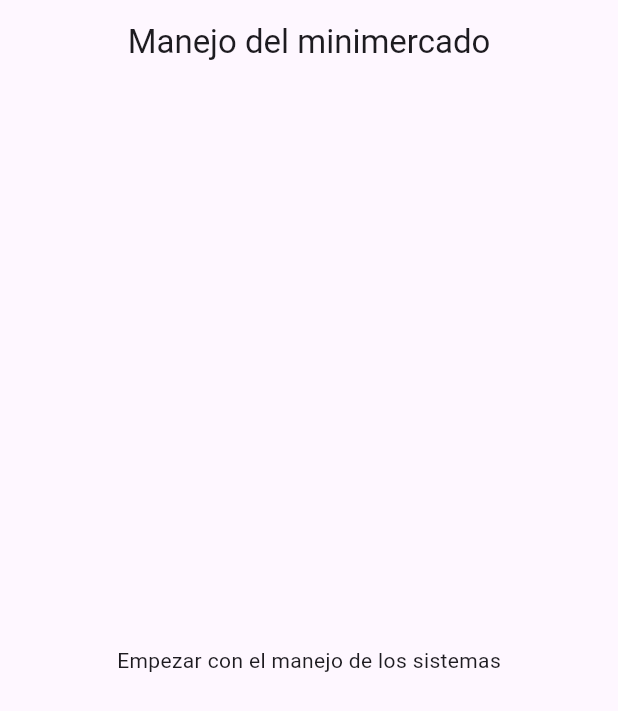
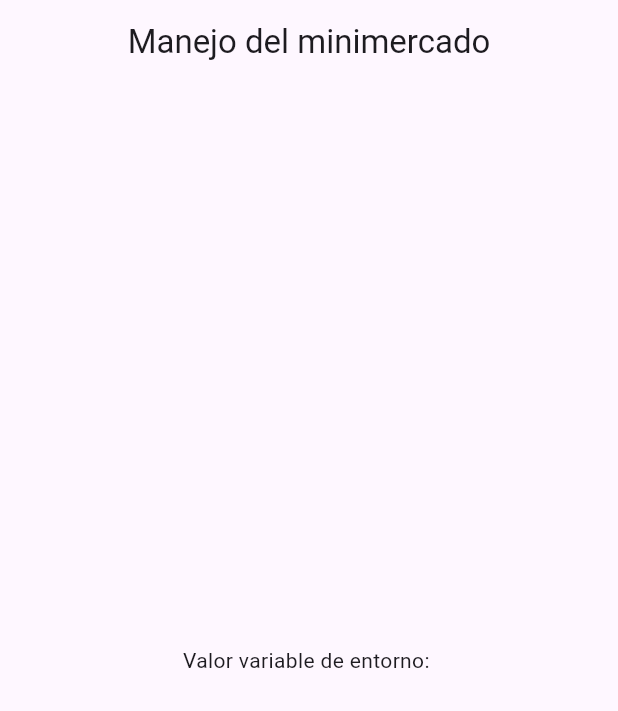
Before and after one commit to FerneyRodriguez/Gestion-Ventas, a Flutter app: the MainPage screen opened directly, on a phone screen of 412 x 824 dp. Shown: the top 711 px of the screen. Run offline on Flutter 3.47's test engine with Material 3 defaults, Android fonts, the phone set to English and light mode, and no system bars.

Commit message:
Mejoras en la ejecución

```diff
--- /dev/null
+++ b/devtools_options.yaml
@@ -0,0 +1,3 @@
+description: This file stores settings for Dart & Flutter DevTools.
+documentation: https://docs.flutter.dev/tools/devtools/extensions#configure-extension-enablement-states
+extensions:
--- a/lib/pages/main_page.dart
+++ b/lib/pages/main_page.dart
@@ -1,17 +1,25 @@
 import 'package:flutter/material.dart';
+import 'package:ordenado/pages/login.dart';
 
 class MainPage extends StatelessWidget {
   const MainPage({super.key});
 
+  final valorEnv = const String.fromEnvironment('API_KEY');
+
+
   @override
   Widget build(BuildContext context) {
-    return Scaffold(
-      appBar: AppBar(
-        centerTitle: true,
-        title: const Text('Manejo del minimercado'),
-      ),
-      body: const Center(
-        child: Text('Empezar con el manejo de los sistemas'),
+    return PopScope(
+      canPop: true,
+      onPopInvokedWithResult: (didPop, result) => Navigator.pushReplacement(context, MaterialPageRoute(builder: (context) => Login(),)),
+      child: Scaffold(
+        appBar: AppBar(
+          centerTitle: true,
+          title: const Text('Manejo del minimercado'),
+        ),
+        body: Center(
+          child: Text('Valor variable de entorno: $valorEnv'),
+        ),
       ),
     );
   }
--- a/pubspec.yaml
+++ b/pubspec.yaml
@@ -34,6 +34,7 @@ dependencies:
   # The following adds the Cupertino Icons font to your application.
   # Use with the CupertinoIcons class for iOS style icons.
   cupertino_icons: ^1.0.8
+  supabase_flutter: ^2.9.0
 
 dev_dependencies:
   flutter_test:
```
Also changed, not shown: pubspec.lock, 7 other files.
